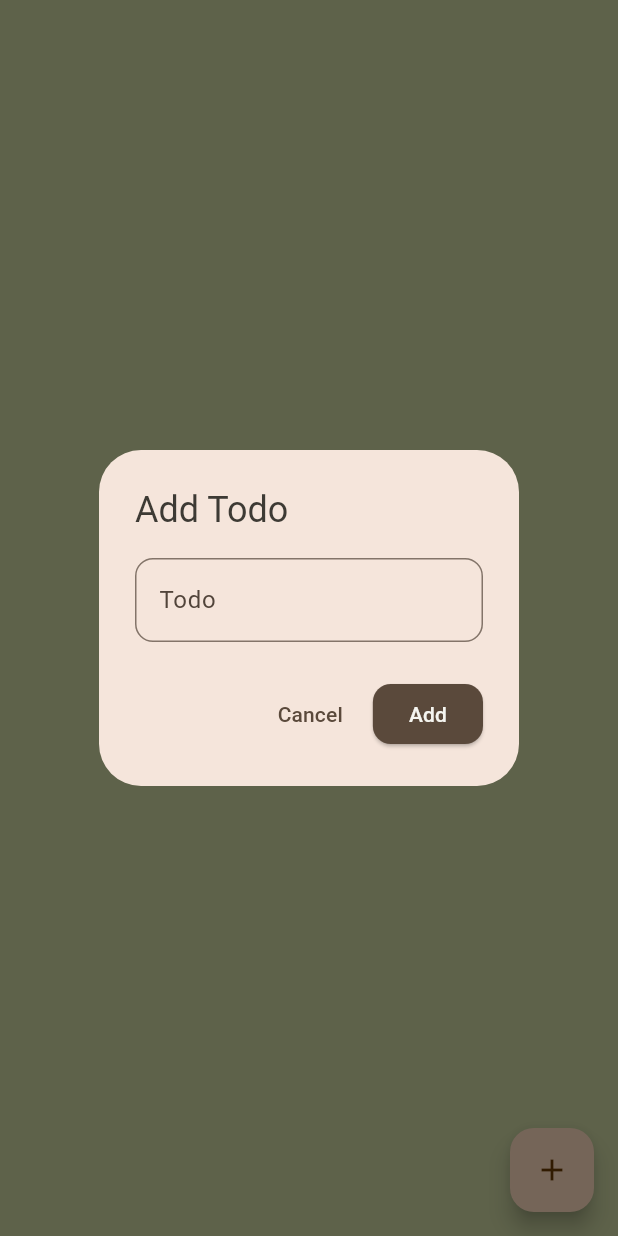
After one commit to shahipeasant/Stride, a Flutter app: the TodoPage screen opened directly, after a tap on the "add" icon, on a phone screen of 412 x 824 dp. The commit adds this screen. Run offline on Flutter 3.47's test engine with Material 3 defaults, Android fonts, the phone set to English and light mode, and no system bars; our stand-ins replace firebase_auth, firebase_core, firebase_database, flutter_riverpod, go_router; accounts and stored records are empty.

Commit message:
add todo page

```diff
--- a/lib/features/home/view/home_page.dart
+++ b/lib/features/home/view/home_page.dart
@@ -1,5 +1,6 @@
 import 'package:flutter/material.dart';
 import 'package:stride/features/taught/view/taught_page.dart';
+import 'package:stride/features/todo/view/todo_page.dart';
 
 import '../../auth/auth_service.dart';
 
@@ -15,7 +16,7 @@ class _HomePageState extends State<HomePage> {
   int _currentIndex = 0;
   final List<Widget> _pages = [
     TaughtPage(),
-    const Center(child: Text("Today's todo page placeholder")),
+    TodoPage(),
     const Center(child: Text("Daily log page placeholder")),
     const Center(child: Text("Events page placeholder")),
   ];
--- /dev/null
+++ b/lib/features/todo/model/todo_model.dart
@@ -0,0 +1,30 @@
+class Todo {
+  final String id;
+  final String title;
+  final bool done;
+  final DateTime createdAt;
+
+  Todo({
+    required this.id,
+    required this.title,
+    required this.done,
+    required this.createdAt,
+  });
+
+  Map<String, dynamic> toMap() {
+    return {
+      'title': title,
+      'done': done,
+      'createdAt': createdAt.toIso8601String(),
+    };
+  }
+
+  factory Todo.fromMap(String id, Map<String, dynamic> map) {
+    return Todo(
+      id: id,
+      title: map['title'] ?? '',
+      done: map['done'] ?? false,
+      createdAt: DateTime.parse(map['createdAt']),
+    );
+  }
+}
--- /dev/null
+++ b/lib/features/todo/provider/todo_provider.dart
@@ -0,0 +1,51 @@
+import 'package:flutter_riverpod/flutter_riverpod.dart';
+import 'package:flutter_riverpod/legacy.dart';
+
+import '../model/todo_model.dart';
+import '../repository/todo_repository.dart';
+
+final todoRepositoryProvider = Provider<TodoRepository>((ref) {
+  return TodoRepository();
+});
+
+final todoNotifierProvider =
+StateNotifierProvider<TodoNotifier, List<Todo>>((ref) {
+  final repo = ref.watch(todoRepositoryProvider);
+  return TodoNotifier(repo);
+});
+
+class TodoNotifier extends StateNotifier<List<Todo>> {
+  final TodoRepository _repository;
+  String? _uid;
+
+  TodoNotifier(this._repository) : super([]);
+
+  void setUid(String uid) {
+    _uid = uid;
+    fetchTodos();
+  }
+
+  Future<void> fetchTodos() async {
+    if (_uid == null) return;
+    final todos = await _repository.fetchTodos(_uid!);
+    state = todos;
+  }
+
+  Future<void> addTodo(Todo todo) async {
+    if (_uid == null) return;
+    await _repository.addTodo(_uid!, todo);
+    fetchTodos();
+  }
+
+  Future<void> toggleDone(String id, bool newValue) async {
+    if (_uid == null) return;
+    await _repository.toggleDone(_uid!, id, newValue);
+    fetchTodos();
+  }
+
+  Future<void> deleteTodo(String id) async {
+    if (_uid == null) return;
+    await _repository.deleteTodo(_uid!, id);
+    fetchTodos();
+  }
+}
--- /dev/null
+++ b/lib/features/todo/repository/todo_repository.dart
@@ -0,0 +1,40 @@
+import 'package:firebase_database/firebase_database.dart';
+
+import '../model/todo_model.dart';
+
+class TodoRepository {
+  final _db = FirebaseDatabase.instance.ref();
+
+  Future<List<Todo>> fetchTodos(String uid) async {
+    final snapshot = await _db.child('users/$uid/todos').get();
+
+    if (snapshot.exists && snapshot.value is Map) {
+      final raw = snapshot.value as Map<Object?, Object?>;
+
+      final todos = raw.entries.map((entry) {
+        final data = Map<String, dynamic>.from(entry.value as Map);
+        return Todo.fromMap(entry.key as String, data);
+      }).toList();
+
+      // Sort by createdAt (most recent first, or oldest first depending on preference)
+      todos.sort((a, b) => b.createdAt.compareTo(a.createdAt));
+
+      return todos;
+    } else {
+      return [];
+    }
+  }
+
+  Future<void> addTodo(String uid, Todo todo) async {
+    final newRef = _db.child('users/$uid/todos').push();
+    await newRef.set(todo.toMap());
+  }
+
+  Future<void> toggleDone(String uid, String todoId, bool newValue) async {
+    await _db.child('users/$uid/todos/$todoId').update({'done': newValue});
+  }
+
+  Future<void> deleteTodo(String uid, String todoId) async {
+    await _db.child('users/$uid/todos/$todoId').remove();
+  }
+}
--- /dev/null
+++ b/lib/features/todo/view/add_todo_dialog.dart
@@ -0,0 +1,59 @@
+import 'package:flutter/material.dart';
+import 'package:flutter_riverpod/flutter_riverpod.dart';
+
+import '../model/todo_model.dart';
+import '../provider/todo_provider.dart';
+
+class AddTodoDialog extends ConsumerStatefulWidget {
+  const AddTodoDialog({super.key});
+
+  @override
+  ConsumerState<AddTodoDialog> createState() => _AddTodoDialogState();
+}
+
+class _AddTodoDialogState extends ConsumerState<AddTodoDialog> {
+  final _controller = TextEditingController();
+  final _formKey = GlobalKey<FormState>();
+
+  @override
+  void dispose() {
+    _controller.dispose();
+    super.dispose();
+  }
+
+  @override
+  Widget build(BuildContext context) {
+    return AlertDialog(
+      title: const Text("Add Todo"),
+      content: Form(
+        key: _formKey,
+        child: TextFormField(
+          controller: _controller,
+          decoration: const InputDecoration(labelText: "Todo"),
+          validator: (v) => v == null || v.isEmpty ? "Enter todo" : null,
+        ),
+      ),
+      actions: [
+        TextButton(
+          onPressed: () => Navigator.pop(context),
+          child: const Text("Cancel"),
+        ),
+        ElevatedButton(
+          onPressed: () {
+            if (_formKey.currentState?.validate() ?? false) {
+              final todo = Todo(
+                id: '',
+                title: _controller.text.trim(),
+                done: false,
+                createdAt: DateTime.now(),
+              );
+              ref.read(todoNotifierProvider.notifier).addTodo(todo);
+              Navigator.pop(context);
+            }
+          },
+          child: const Text("Add"),
+        ),
+      ],
+    );
+  }
+}
--- /dev/null
+++ b/lib/features/todo/view/todo_page.dart
@@ -0,0 +1,71 @@
+import 'package:firebase_auth/firebase_auth.dart';
+import 'package:flutter/material.dart';
+import 'package:flutter_riverpod/flutter_riverpod.dart';
+
+import '../provider/todo_provider.dart';
+import 'add_todo_dialog.dart';
+
+class TodoPage extends ConsumerStatefulWidget {
+  const TodoPage({super.key});
+
+  @override
+  ConsumerState<TodoPage> createState() => _TodoPageState();
+}
+
+class _TodoPageState extends ConsumerState<TodoPage> {
+  @override
+  void initState() {
+    super.initState();
+    // Set current user UID for the notifier
+    final uid = FirebaseAuth.instance.currentUser?.uid;
+    if (uid != null) {
+      ref.read(todoNotifierProvider.notifier).setUid(uid);
+    }
+  }
+
+  @override
+  Widget build(BuildContext context) {
+    final todos = ref.watch(todoNotifierProvider);
+
+    return Scaffold(
+      body: todos.isEmpty
+          ? const Center(child: Text("No todos for today"))
+          : ListView.builder(
+        itemCount: todos.length,
+        itemBuilder: (context, index) {
+          final todo = todos[index];
+          return Card(
+            child: CheckboxListTile(
+              title: Text(todo.title),
+              value: todo.done,
+              onChanged: (value) {
+                if (value != null) {
+                  ref
+                      .read(todoNotifierProvider.notifier)
+                      .toggleDone(todo.id, value);
+                }
+              },
+              secondary: IconButton(
+                icon: const Icon(Icons.delete),
+                onPressed: () {
+                  ref
+                      .read(todoNotifierProvider.notifier)
+                      .deleteTodo(todo.id);
+                },
+              ),
+            ),
+          );
+        },
+      ),
+      floatingActionButton: FloatingActionButton(
+        onPressed: () {
+          showDialog(
+            context: context,
+            builder: (_) => const AddTodoDialog(),
+          );
+        },
+        child: const Icon(Icons.add),
+      ),
+    );
+  }
+}
```
Also changed, not shown: lib/features/taught/view/topic_card.dart (deleted).
